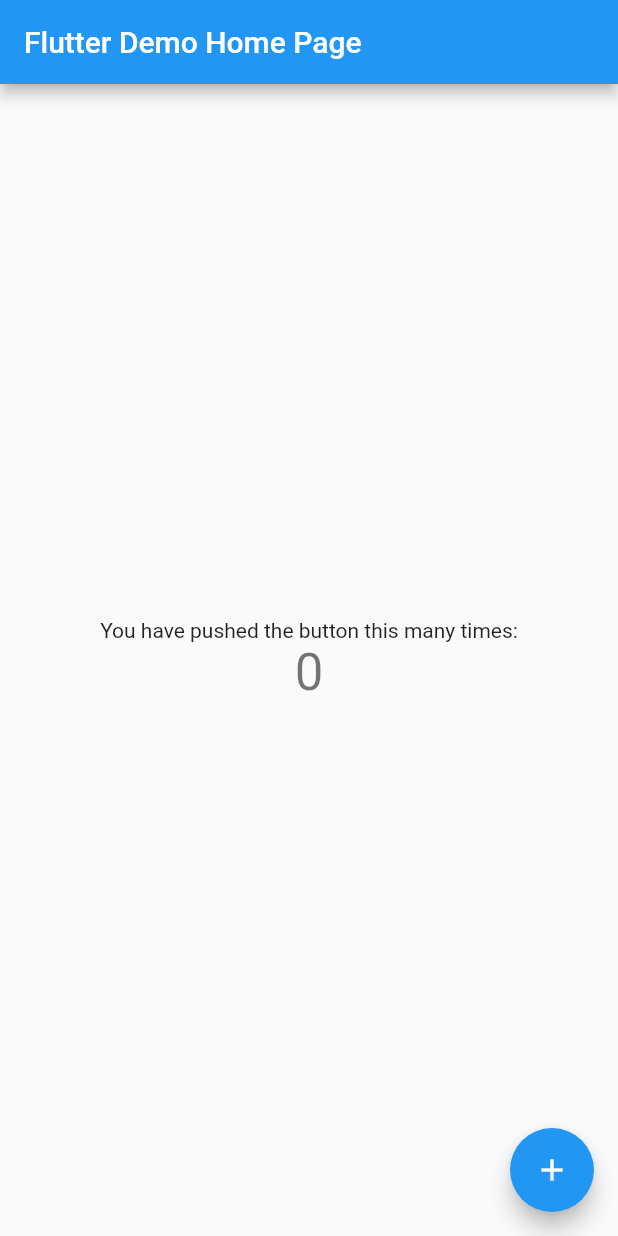
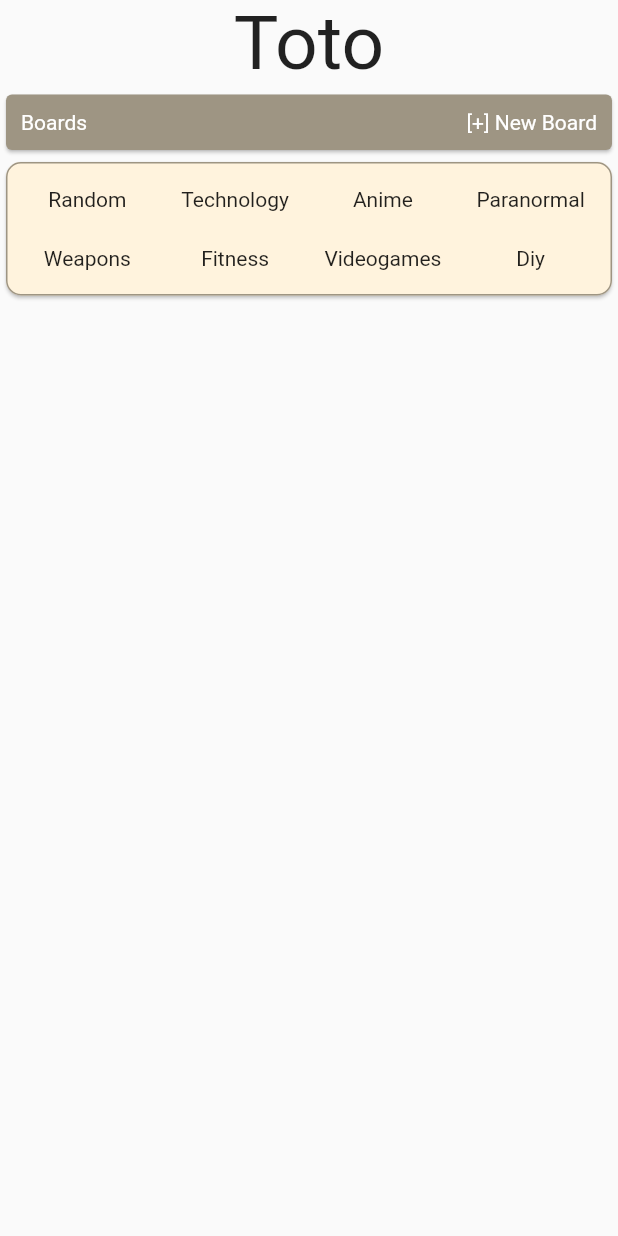
Before and after one commit to malinest/toto-android, a Flutter app: the screen it shows after launch, on a phone screen of 412 x 824 dp. Run offline on Flutter 3.47's test engine with Material 2 defaults, Android fonts, the phone set to English and light mode, and no system bars.

Commit message:
Created main page

```diff
--- a/lib/main.dart
+++ b/lib/main.dart
@@ -11,105 +11,110 @@ class MyApp extends StatelessWidget {
   @override
   Widget build(BuildContext context) {
     return MaterialApp(
-      title: 'Flutter Demo',
+      title: 'Toto Demo',
       theme: ThemeData(
-        // This is the theme of your application.
-        //
-        // Try running your application with "flutter run". You'll see the
-        // application has a blue toolbar. Then, without quitting the app, try
-        // changing the primarySwatch below to Colors.green and then invoke
-        // "hot reload" (press "r" in the console where you ran "flutter run",
-        // or simply save your changes to "hot reload" in a Flutter IDE).
-        // Notice that the counter didn't reset back to zero; the application
-        // is not restarted.
-        primarySwatch: Colors.blue,
+        primarySwatch: Colors.brown,
       ),
-      home: const MyHomePage(title: 'Flutter Demo Home Page'),
+      home: const MyHomePage(),
     );
   }
 }
 
 class MyHomePage extends StatefulWidget {
-  const MyHomePage({super.key, required this.title});
-
-  // This widget is the home page of your application. It is stateful, meaning
-  // that it has a State object (defined below) that contains fields that affect
-  // how it looks.
-
-  // This class is the configuration for the state. It holds the values (in this
-  // case the title) provided by the parent (in this case the App widget) and
-  // used by the build method of the State. Fields in a Widget subclass are
-  // always marked "final".
-
-  final String title;
+  const MyHomePage({super.key});
 
   @override
   State<MyHomePage> createState() => _MyHomePageState();
 }
 
 class _MyHomePageState extends State<MyHomePage> {
-  int _counter = 0;
-
-  void _incrementCounter() {
-    setState(() {
-      // This call to setState tells the Flutter framework that something has
-      // changed in this State, which causes it to rerun the build method below
-      // so that the display can reflect the updated values. If we changed
-      // _counter without calling setState(), then the build method would not be
-      // called again, and so nothing would appear to happen.
-      _counter++;
-    });
-  }
-
   @override
   Widget build(BuildContext context) {
-    // This method is rerun every time setState is called, for instance as done
-    // by the _incrementCounter method above.
-    //
-    // The Flutter framework has been optimized to make rerunning build methods
-    // fast, so that you can just rebuild anything that needs updating rather
-    // than having to individually change instances of widgets.
     return Scaffold(
-      appBar: AppBar(
-        // Here we take the value from the MyHomePage object that was created by
-        // the App.build method, and use it to set our appbar title.
-        title: Text(widget.title),
-      ),
-      body: Center(
-        // Center is a layout widget. It takes a single child and positions it
-        // in the middle of the parent.
+      body: SafeArea(
         child: Column(
-          // Column is also a layout widget. It takes a list of children and
-          // arranges them vertically. By default, it sizes itself to fit its
-          // children horizontally, and tries to be as tall as its parent.
-          //
-          // Invoke "debug painting" (press "p" in the console, choose the
-          // "Toggle Debug Paint" action from the Flutter Inspector in Android
-          // Studio, or the "Toggle Debug Paint" command in Visual Studio Code)
-          // to see the wireframe for each widget.
-          //
-          // Column has various properties to control how it sizes itself and
-          // how it positions its children. Here we use mainAxisAlignment to
-          // center the children vertically; the main axis here is the vertical
-          // axis because Columns are vertical (the cross axis would be
-          // horizontal).
-          mainAxisAlignment: MainAxisAlignment.center,
-          children: <Widget>[
-            const Text(
-              'You have pushed the button this many times:',
+          children: [
+            Center(
+              child: Title(
+                color: Colors.black,
+                child: Text('Toto', style: TextStyle(fontSize: 50),),
+              ),
             ),
-            Text(
-              '$_counter',
-              style: Theme.of(context).textTheme.headlineMedium,
+            Center(
+              child: Row(
+                mainAxisAlignment: MainAxisAlignment.center,
+                children: [
+                  Expanded(
+                    child: Container(
+                      height: 45,
+                      child: Card(
+                        color: Color(0xFF9e9583),
+                        child: Row(
+                          crossAxisAlignment: CrossAxisAlignment.center,
+                          mainAxisAlignment: MainAxisAlignment.spaceBetween,
+                          children: [
+                            Padding(
+                              padding: const EdgeInsets.all(10.0),
+                              child: Text(
+                                'Boards',
+                                style: TextStyle(
+                                  color: Colors.white,
+                                ),
+                                textAlign: TextAlign.left,
+                              ),
+                            ),
+                            Padding(
+                              padding: const EdgeInsets.all(10.0),
+                              child: Text(
+                                '[+] New Board',
+                                style: TextStyle(
+                                  color: Colors.white,
+                                ),
+                                textAlign: TextAlign.left,
+                              ),
+                            ),
+                          ],
+                        ),
+                      ),
+                    ),
+                  ),
+                ],
+              ),
+            ),
+            Container(
+              child: Card(
+                color: Color(0xfffff3dd),
+                shape: RoundedRectangleBorder(
+                  side: BorderSide(
+                    color: Color(0xFF9e9583),
+                  ),
+                  borderRadius: BorderRadius.circular(10)
+                ),
+                child: GridView.count(
+                  primary: false,
+                  crossAxisSpacing: 10,
+                  mainAxisSpacing: 10,
+                  crossAxisCount: 4,
+                  shrinkWrap: true,
+                  childAspectRatio: 3,
+                  padding: EdgeInsets.all(10),
+                  scrollDirection: Axis.vertical,
+                  children: [
+                    Center(child: Text('Random')),
+                    Center(child: Text('Technology')),
+                    Center(child: Text('Anime')),
+                    Center(child: Text('Paranormal')),
+                    Center(child: Text('Weapons')),
+                    Center(child: Text('Fitness')),
+                    Center(child: Text('Videogames')),
+                    Center(child: Text('Diy')),
+                  ],
+                ),
+              ),
             ),
           ],
         ),
       ),
-      floatingActionButton: FloatingActionButton(
-        onPressed: _incrementCounter,
-        tooltip: 'Increment',
-        child: const Icon(Icons.add),
-      ), // This trailing comma makes auto-formatting nicer for build methods.
     );
   }
 }
```
